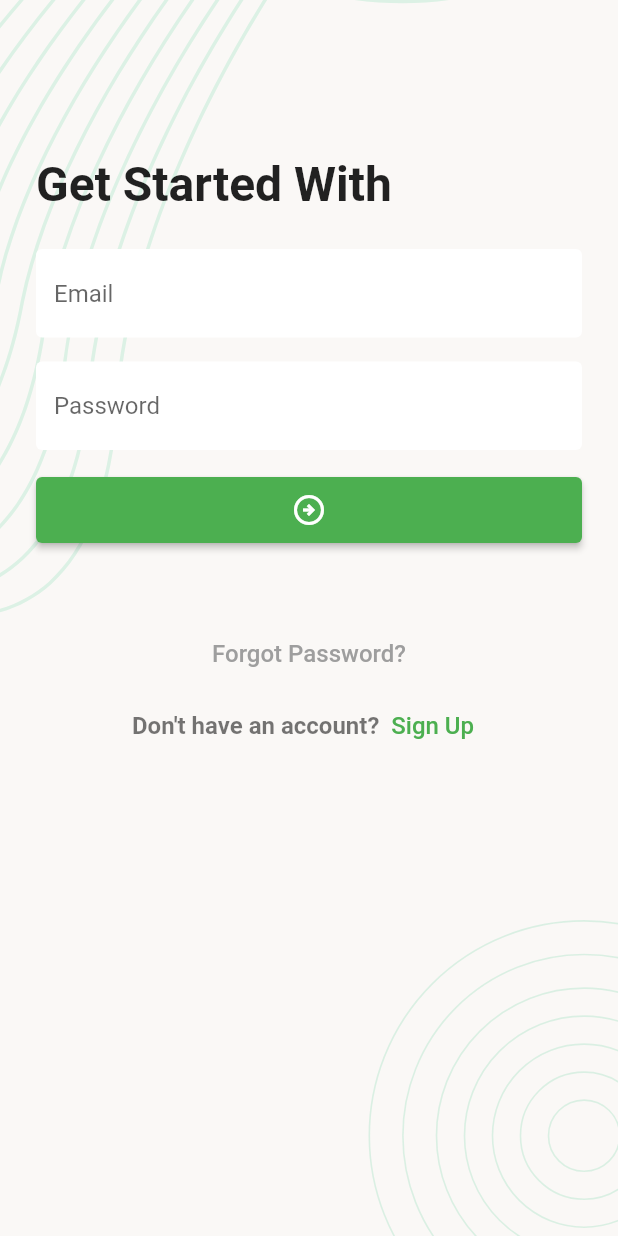
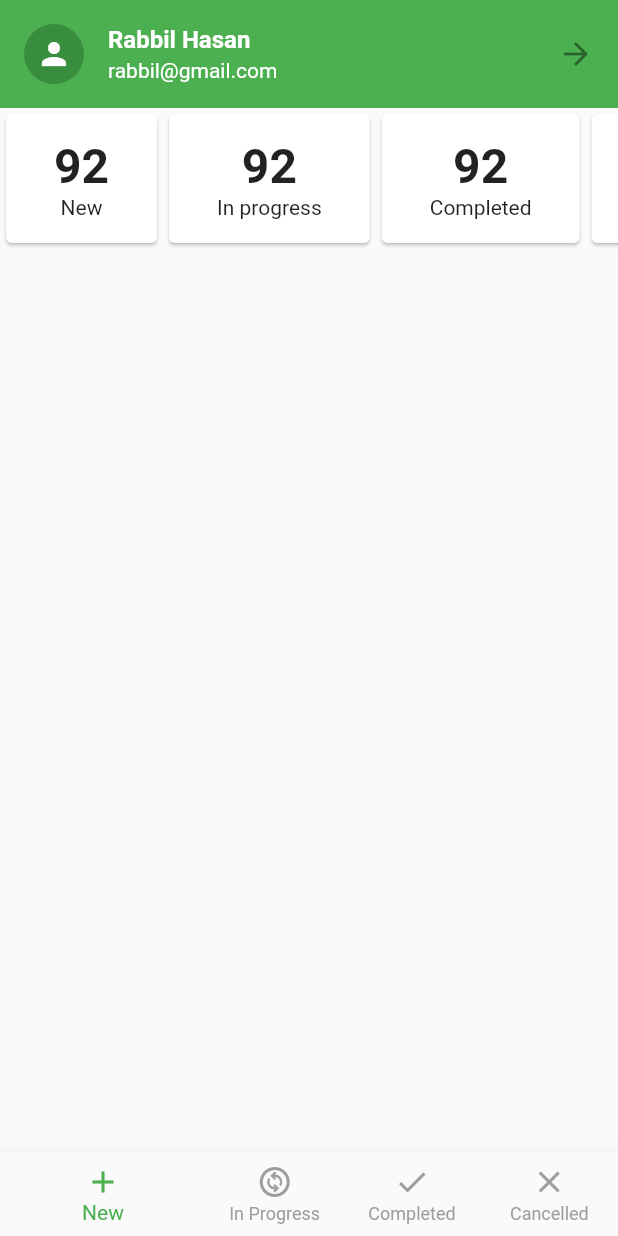
Before and after one commit to nazimfeni/task_manager, a Flutter app: the screen it shows after launch, after a tap on the "arrow circle right" icon, on a phone screen of 412 x 824 dp. Run offline on Flutter 3.47's test engine with Material 2 defaults, Android fonts, the phone set to English and light mode, and no system bars; our stand-ins replace flutter_svg, pin_code_fields.

Commit message:
Add bottomnavigationbar

```diff
--- /dev/null
+++ b/lib/ui/screens/cancelled_tasks_screen.dart
@@ -0,0 +1,18 @@
+import 'package:flutter/material.dart';
+class CancelledTasksScreen extends StatefulWidget {
+  const CancelledTasksScreen({Key? key}) : super(key: key);
+
+  @override
+  State<CancelledTasksScreen> createState() => _CancelledTasksScreenState();
+}
+
+class _CancelledTasksScreenState extends State<CancelledTasksScreen> {
+  @override
+  Widget build(BuildContext context) {
+    return Scaffold(
+      body: Center(
+        child: Text('Cancelled'),
+      ),
+    );
+  }
+}
--- /dev/null
+++ b/lib/ui/screens/completed_tasks_screen.dart
@@ -0,0 +1,18 @@
+import 'package:flutter/material.dart';
+class CompletedTasksScreen extends StatefulWidget {
+  const CompletedTasksScreen({Key? key}) : super(key: key);
+
+  @override
+  State<CompletedTasksScreen> createState() => _CompletedTasksScreenState();
+}
+
+class _CompletedTasksScreenState extends State<CompletedTasksScreen> {
+  @override
+  Widget build(BuildContext context) {
+    return Scaffold(
+      body: Center(
+        child: Text('Completed'),
+      ),
+    );
+  }
+}
--- a/lib/ui/screens/login_screen.dart
+++ b/lib/ui/screens/login_screen.dart
@@ -1,6 +1,7 @@
 import 'package:flutter/material.dart';
-import 'package:flutter_svg/svg.dart';
+
 import 'package:task_manager/ui/screens/forgot_password_screen.dart';
+import 'package:task_manager/ui/screens/main_bottom_nav_screen.dart';
 import 'package:task_manager/ui/screens/sign_up_screen.dart';
 import 'package:task_manager/ui/widgets/body_background.dart';
 
@@ -54,7 +55,9 @@ class _LoginScreenState extends State<LoginScreen> {
                   SizedBox(
                     width: double.infinity,
                     child: ElevatedButton(
-                      onPressed: () {},
+                      onPressed: () {
+                        Navigator.push(context, MaterialPageRoute(builder: (context)=>const MainBottomNavScreen()),);
+                      },
                       child: Icon(Icons.arrow_circle_right_outlined),
                     ),
                   ),
--- /dev/null
+++ b/lib/ui/screens/main_bottom_nav_screen.dart
@@ -0,0 +1,46 @@
+import 'package:flutter/material.dart';
+import 'package:task_manager/ui/screens/cancelled_tasks_screen.dart';
+import 'package:task_manager/ui/screens/completed_tasks_screen.dart';
+import 'package:task_manager/ui/screens/new_tasks_screen.dart';
+import 'package:task_manager/ui/screens/progress_tasks_screen.dart';
+class MainBottomNavScreen extends StatefulWidget {
+  const MainBottomNavScreen({Key? key}) : super(key: key);
+
+  @override
+  State<MainBottomNavScreen> createState() => _MainBottomNavScreenState();
+}
+
+class _MainBottomNavScreenState extends State<MainBottomNavScreen> {
+  int _selectedIndex = 0;
+  List<Widget> _screen = const [
+    NewTasksScreen(),
+    ProgressTasksScreen(),
+    CompletedTasksScreen(),
+    CancelledTasksScreen(),
+  ];
+  @override
+  Widget build(BuildContext context) {
+    return Scaffold(
+      body: _screen[_selectedIndex],
+      bottomNavigationBar: BottomNavigationBar(
+        currentIndex: _selectedIndex,
+        onTap: (index){
+            _selectedIndex =index;
+            setState(() {
+
+            });
+        },
+        selectedItemColor: Colors.green,
+        unselectedItemColor: Colors.grey,
+        showUnselectedLabels: true,
+        items: [
+          BottomNavigationBarItem(icon: Icon(Icons.add), label: 'New'),
+          BottomNavigationBarItem(icon: Icon(Icons.change_circle_outlined), label: 'In Progress'),
+          BottomNavigationBarItem(icon: Icon(Icons.done), label: 'Completed'),
+          BottomNavigationBarItem(icon: Icon(Icons.close), label: 'Cancelled'),
+
+        ],
+      ),
+    );
+  }
+}
--- /dev/null
+++ b/lib/ui/screens/new_tasks_screen.dart
@@ -0,0 +1,94 @@
+import 'package:flutter/material.dart';
+class NewTasksScreen extends StatefulWidget {
+  const NewTasksScreen({Key? key}) : super(key: key);
+
+  @override
+  State<NewTasksScreen> createState() => _NewTasksScreenState();
+}
+
+class _NewTasksScreenState extends State<NewTasksScreen> {
+  @override
+  Widget build(BuildContext context) {
+    return const Scaffold(
+      body: SafeArea(
+        child: Column(
+          children: [
+            ProfileSummaryCard(),
+            SingleChildScrollView(
+              scrollDirection: Axis.horizontal,
+              child: Row(
+                children: [
+                  SummaryCard(
+                    count: '92',
+                    title: 'New',
+                  ),
+                  SummaryCard(
+                    count: '92',
+                    title: 'In progress',
+                  ),
+                  SummaryCard(
+                    count: '92',
+                    title: 'Completed',
+                  ),
+                  SummaryCard(
+                    count: '92',
+                    title: 'Cancelled',
+                  ),
+
+                ],
+              ),
+            ),
+
+          ],
+        ),
+      )
+    );
+  }
+}
+
+class ProfileSummaryCard extends StatelessWidget {
+  const ProfileSummaryCard({
+    super.key,
+  });
+
+  @override
+  Widget build(BuildContext context) {
+    return const ListTile(
+      leading: CircleAvatar(
+        child: Icon(Icons.person),
+      ),
+      title: Text('Rabbil Hasan', style: TextStyle(
+        color: Colors.white,
+        fontWeight: FontWeight.w700
+      ),),
+      subtitle: Text('rabbil@gmail.com', style: TextStyle(
+        color: Colors.white
+      ),),
+      trailing: Icon(Icons.arrow_forward_outlined),
+      tileColor: Colors.green,
+    );
+  }
+}
+
+class SummaryCard extends StatelessWidget {
+  final String count, title;
+  const SummaryCard({
+    super.key, required this.count, required this.title,
+  });
+
+  @override
+  Widget build(BuildContext context) {
+    return Card(
+      child: Padding(
+        padding: const EdgeInsets.symmetric(vertical: 16.0, horizontal: 32),
+        child: Column(
+          children: [
+            Text(count, style: Theme.of(context).textTheme.titleLarge,),
+
+            Text(title)
+          ],
+        ),
+      ),
+    );
+  }
+}
--- /dev/null
+++ b/lib/ui/screens/progress_tasks_screen.dart
@@ -0,0 +1,18 @@
+import 'package:flutter/material.dart';
+class ProgressTasksScreen extends StatefulWidget {
+  const ProgressTasksScreen({Key? key}) : super(key: key);
+
+  @override
+  State<ProgressTasksScreen> createState() => _ProgressTasksScreenState();
+}
+
+class _ProgressTasksScreenState extends State<ProgressTasksScreen> {
+  @override
+  Widget build(BuildContext context) {
+    return Scaffold(
+      body: Center(
+        child: Text('Progress'),
+      ),
+    );
+  }
+}
```
